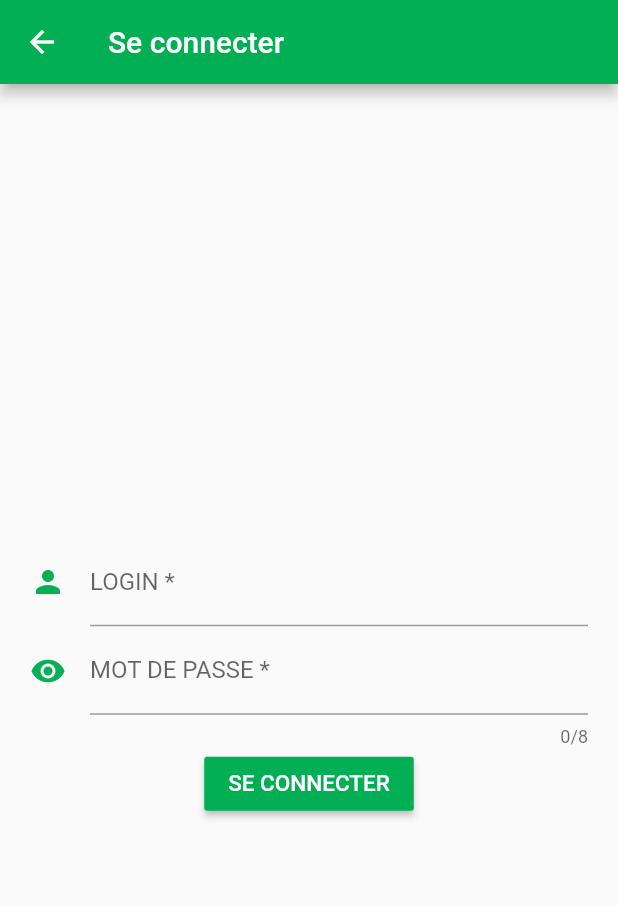
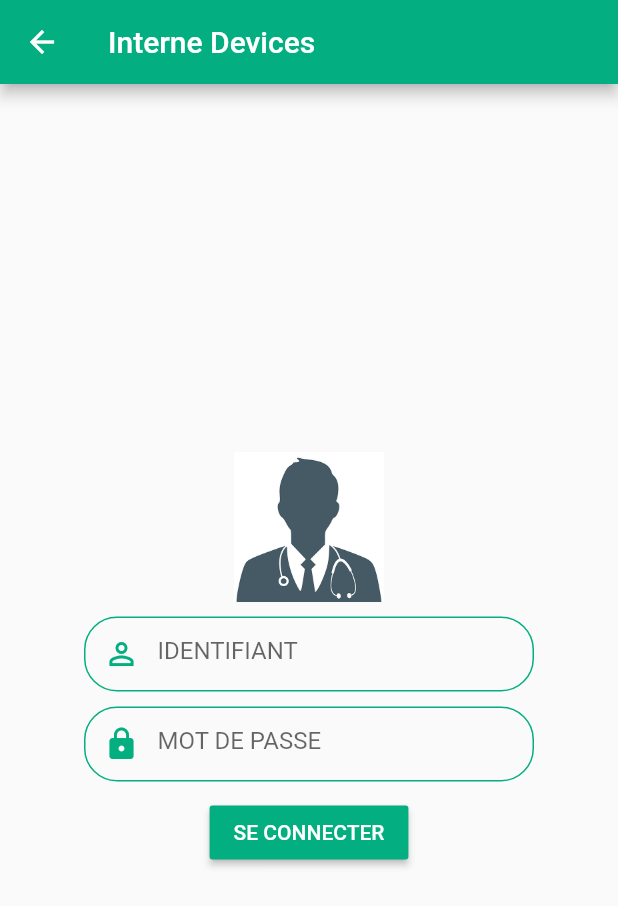
Before and after one commit to partnercloudsupport/fltcabinet, a Flutter app: the SeConnecter screen opened by its route, on a phone screen of 412 x 824 dp. Shown: the top 906 px of the screen. Run offline on Flutter 3.47's test engine with Material 2 defaults, Android fonts, the phone set to English and light mode, and no system bars; our stand-ins replace cloud_firestore, firebase_auth, google_sign_in, image_picker; accounts and stored records are empty.

Commit message:
Update the connection's page

```diff
--- a/lib/general/seConnecter.dart
+++ b/lib/general/seConnecter.dart
@@ -1,131 +1,125 @@
-import 'dart:async';
+import 'package:flutter/material.dart';
+import '../utils/utils.dart' as util;
 
-import 'package:flutter/material.dart';
-import '../interface/user.dart';
+final TextEditingController _loginController = TextEditingController();
+final TextEditingController _passwdController = TextEditingController();
 
 class SeConnecter extends StatefulWidget {
   static const String routeName = '/seconnecter';
   @override
-  State<StatefulWidget> createState() => new SeConnecterState();
+  State<StatefulWidget> createState() => SeConnecterState();
 }
 
 class SeConnecterState extends State<SeConnecter> {
-  User user = new User();
-  final GlobalKey<FormState> _formKey = new GlobalKey<FormState>();
-  final GlobalKey<ScaffoldState> _scaffoldKey = new GlobalKey<ScaffoldState>();
-  bool _autovalidate = false;
-
-  final colorG = new Color.fromRGBO(3, 175, 340, 1.0);
-  final colorB = new Color.fromRGBO(255, 255, 255, 1.0);
-  static const colorb = Color.fromRGBO(255, 255, 255, 1.0);
-  static const colorg = Color.fromRGBO(3, 175, 340, 1.0);
-  static const myStyle = TextStyle(color: colorb, fontSize: 15.0);
-  String login = "";
-  String passwd = "";
-  bool showPasswd = true;
-
-  Future<bool> _warnUserAboutInvalidData() async {
-    return true;
-  }
-
-  String _validatorLogin(String value) {
-    final RegExp loginExp = new RegExp(r'^[A-Za-z]+$');
-    if (value.isEmpty) {
-      return 'login obligatoire';
-    }
-    if (!loginExp.hasMatch(value)) {
-      return 'login en toute lettre';
-    }
-    return null;
-  }
-
-  String _validatorPasswd(String passwd) {
-    // final RegExp passwdReg = new RegExp(r'^[0-9]');
-    if (passwd.isEmpty) return 'mot de pass obligatoire';
-    if (passwd.length < 8) return 'mot de passe en 8 chiffres';
-    return null;
-  }
-
-  void showInSnakeBar(String value) {
-    _scaffoldKey.currentState.showSnackBar(new SnackBar(
-      content: new Text(value),
-    ));
-  }
-
-  void _handleSubmitted() {
-    final FormState form = _formKey.currentState;
-    if (!form.validate()){
-      _autovalidate = true;
-      showInSnakeBar('IMPOSSIBLE DE VOUS CONNECTER');
-    }
-    else
-      showInSnakeBar(user.login + ' et ' + user.passwd);
-  }
-
+  String text = ""; // empty string to carry what was there before it
+  final int _maxLength = 20;
   @override
   Widget build(BuildContext context) {
     return new Scaffold(
-      key: _scaffoldKey,
       appBar: new AppBar(
-        backgroundColor: colorG,
-        title: const Text('Se connecter'),
+        title: new Text(
+          'Interne Devices',
+        ),
+        backgroundColor: util.getColorBase(),
       ),
-      body: new Container(
-        padding: const EdgeInsets.all(20.0),
-        child: new Form(
-          key: _formKey,
-          autovalidate: _autovalidate,
-          onWillPop: _warnUserAboutInvalidData,
-          child: new Column(
-            crossAxisAlignment: CrossAxisAlignment.stretch,
-            mainAxisAlignment: MainAxisAlignment.center,
-            children: <Widget>[
-              const SizedBox(
-                height: 25.0,
+      body: new Center(
+        child: new Column(
+          mainAxisAlignment: MainAxisAlignment.center,
+          children: <Widget>[
+            new Image(
+              image: new AssetImage('assets/images/medecin.png'),
+              width: 100.0,
+            ),
+            new Padding(
+              padding: new EdgeInsets.only(
+                top: 10.0,
               ),
-              new TextFormField(
-                onSaved: (String value) {
-                  user.login = value;
-                },
-                validator: _validatorLogin,
-                keyboardType: TextInputType.text,
-                decoration: const InputDecoration(
-                  // hintText: 'LOGIN',
-                  icon: const Icon(
-                    Icons.person,
-                    color: colorg,
+            ),
+            new Container(
+              decoration: new BoxDecoration(
+                border: new Border.all(width: 1.0, color: util.getColorBase()),
+                borderRadius: new BorderRadius.circular(22.0),
+              ),
+              width: 300.0,
+              child: new TextField(
+                  controller: _loginController,
+                  decoration: new InputDecoration(
+                    border: InputBorder.none,
+                    hintText: 'IDENTIFIANT',
+                    prefixIcon: new Icon(
+                      Icons.person_outline,
+                      color: util.getColorBase(),
+                    ),
                   ),
-                  labelText: 'LOGIN *',
-                ),
+                  onChanged: (String newVal) {
+                    if (newVal.length <= _maxLength) {
+                      text = newVal;
+                    } else {
+                      _loginController.value = new TextEditingValue(
+                          text: text,
+                          selection: new TextSelection(
+                              baseOffset: _maxLength,
+                              extentOffset: _maxLength,
+                              affinity: TextAffinity.downstream,
+                              isDirectional: false),
+                          composing: new TextRange(start: 0, end: _maxLength));
+                      _loginController.text = text;
+                    }
+                  }),
+            ),
+            new Padding(
+              padding: new EdgeInsets.only(
+                top: 10.0,
               ),
-              new TextFormField(
-                onSaved: (String passwd) {
-                  user.passwd = passwd;
-                },
-                validator: _validatorPasswd,
-                enabled: !user.login.isNotEmpty,
-                keyboardType: TextInputType.number,
-                maxLength: 8,
-                obscureText: true,
-                decoration: const InputDecoration(
-                    icon: const Icon(
-                      Icons.visibility,
-                      color: colorg,
+            ),
+            new Container(
+              decoration: new BoxDecoration(
+                border: new Border.all(width: 1.0, color: util.getColorBase()),
+                borderRadius: new BorderRadius.circular(22.0),
+              ),
+              width: 300.0,
+              child: new TextField(
+                  controller: _passwdController,
+                  decoration: new InputDecoration(
+                    border: InputBorder.none,
+                    hintText: 'MOT DE PASSE',
+                    prefixIcon: new Icon(
+                      Icons.lock,
+                      color: util.getColorBase(),
                     ),
-                    labelText: 'MOT DE PASSE *'),
+                  ),
+                  obscureText: true,
+                  onChanged: (String newVal) {
+                    if (newVal.length <= _maxLength) {
+                      text = newVal;
+                    } else {
+                      _passwdController.value = new TextEditingValue(
+                          text: text,
+                          selection: new TextSelection(
+                              baseOffset: _maxLength,
+                              extentOffset: _maxLength,
+                              affinity: TextAffinity.downstream,
+                              isDirectional: false),
+                          composing: new TextRange(start: 0, end: _maxLength));
+                      _passwdController.text = text;
+                    }
+                  }),
+            ),
+            new Padding(
+              padding: new EdgeInsets.only(
+                top: 10.0,
               ),
-              new Center(
-                child: new RaisedButton(
-                  color: colorG,
-                  child: const Text(
-                    'SE CONNECTER',
-                    style: myStyle,
-                  ),
-                  onPressed: _handleSubmitted,
-                ),
-              ),
-            ],
-          ),
+            ),
+            new MaterialButton(
+              color: util.getColorBase(),
+              textColor: util.getColorWhite(),
+              child: new Text('SE CONNECTER'),
+              onPressed: () {
+                print('${_loginController.text}');
+                Navigator.of(context).pushNamed('/monprofil');
+              },
+            ),
+          ],
         ),
       ),
     );
--- /dev/null
+++ b/lib/services/patientService.dart
@@ -0,0 +1,3 @@
+class PatientService {
+
+}
--- a/lib/users/authentifier.dart
+++ b/lib/users/authentifier.dart
@@ -6,7 +6,6 @@ import 'package:firebase_auth/firebase_auth.dart';
 import 'package:google_sign_in/google_sign_in.dart';
 
 final FirebaseAuth _auth = FirebaseAuth.instance;
-FirebaseUser _tmpUser;
 final GoogleSignIn _googleSignIn = new GoogleSignIn();
 
 class Authentifier extends StatefulWidget {
@@ -19,11 +18,11 @@ class Authentifier extends StatefulWidget {
 
 class AuthentifierSate extends State {
   Future<String> _message = new Future<String>.value('');
-
 // test anonymement
 // =================================================
   Future<String> _testSignInAnonymously() async {
     final FirebaseUser user = await _auth.signInAnonymously();
+
     assert(user != null);
     assert(user.isAnonymous);
     assert(user.isEmailVerified);
@@ -47,6 +46,7 @@ class AuthentifierSate extends State {
   // ==============================================
   Future<String> _testSignInWithGoogle() async {
     final GoogleSignInAccount googleUser = await _googleSignIn.signIn();
+
     final GoogleSignInAuthentication googleAuth =
         await googleUser.authentication;
     final FirebaseUser user = await _auth.signInWithGoogle(
--- a/lib/utils/utils.dart
+++ b/lib/utils/utils.dart
@@ -1,4 +1,8 @@
 import 'package:flutter/material.dart';
+
+Color getColorBase(){
+  return new Color.fromRGBO(3, 175, 128, 1.0);
+}
 
 Color colorGlobal() {
   return new Color.fromRGBO(3, 175, 128, 1.0);
@@ -10,10 +14,6 @@ Color colorGlobalConst() {
 
 Color getColorWhite() {
   return new Color.fromRGBO(255, 255, 255, 1.0);
-}
-
-Color colorWhiteConst() {
-  return const Color.fromRGBO(255, 255, 255, 1.0);
 }
 
 TextStyle getMyStyle() {
--- a/pubspec.yaml
+++ b/pubspec.yaml
@@ -32,6 +32,7 @@ flutter:
   # To add assets to your application, add an assets section, like this:
   assets:
     - assets/images/medecin.png
+    - assets/images/micropole.jpg
     - assets/data/medecins.json
   # - images/a_dot_ham.jpeg
 
```
Also changed, not shown: lib/general/accueil.dart (+122 -121 lines), lib/main.dart (+10 -12 lines), lib/services/userService.dart (added, +9 -0 lines), assets/images/micropole.jpg (added), 1 other file.
